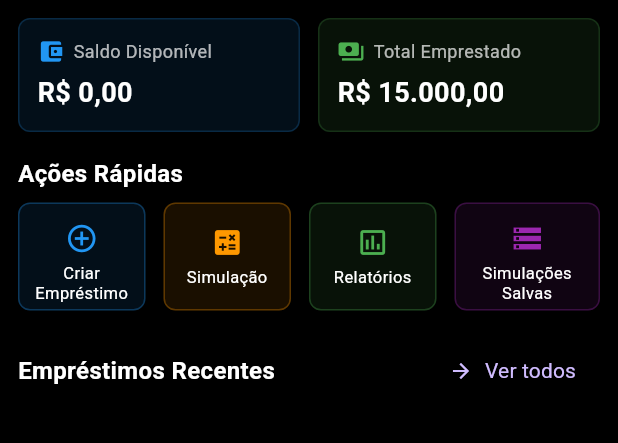
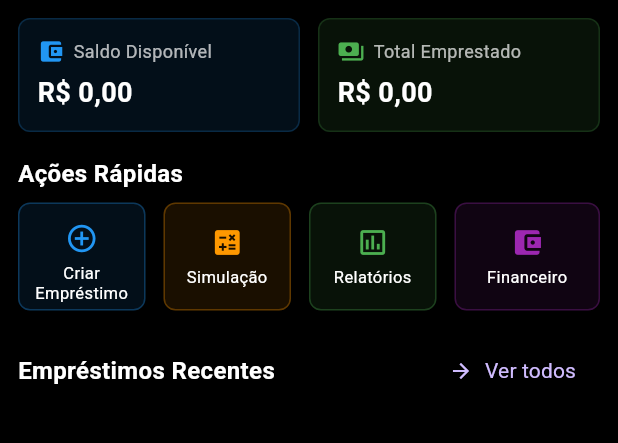
Before and after one commit to roudjni/facilite, a Flutter app: the screen it shows after launch, on a phone screen of 412 x 824 dp, the part 72-515 px from its top. Run offline on Flutter 3.47's test engine with Material 3 defaults, Android fonts, the phone set to English and light mode, and no system bars; our stand-ins replace fl_chart, flutter_multi_formatter, flutter_svg, mask_text_input_formatter, pdf, printing and 2 more; missing offline and left inert: bcrypt, window_manager; accounts and stored records are empty.

Commit message:
feat(dashboard): Substitui o atalho de Simulações Salvas pelo atalho de Financeiro.

```diff
--- a/lib/app/app_state.dart
+++ b/lib/app/app_state.dart
@@ -574,4 +574,9 @@ class AppState extends ChangeNotifier {
     );
   }
 
+  double get totalEmprestado {
+    return _emprestimosRecentes.fold(0.0, (sum, emprestimo) => sum + emprestimo.valor);
+  }
+
+
 }
--- a/lib/screens/dashboard/dashboard_screen.dart
+++ b/lib/screens/dashboard/dashboard_screen.dart
@@ -31,10 +31,10 @@ class _DashboardScreenState extends State<DashboardScreen> {
       'color': Colors.green,
     },
     {
-      'icon': Icons.storage,
-      'label': 'Simulações Salvas',
-      'route': '/simulacoes-salvas',
-      'color': Colors.purple,
+      'icon': Icons.account_balance_wallet,
+      'label': 'Financeiro',
+      'route': '/financeiro',
+      'color': Colors.purple, // Escolha a cor desejada
     },
   ];
   bool _isFirstLoad = true;
@@ -73,7 +73,7 @@ class _DashboardScreenState extends State<DashboardScreen> {
                   Expanded(
                     child: _buildInfoCard(
                       title: 'Total Emprestado',
-                      value: 'R\$ 15.000,00',
+                      value: appState.numberFormat.format(appState.totalEmprestado),
                       icon: Icons.payments,
                       color: Colors.green,
                     ),
```
